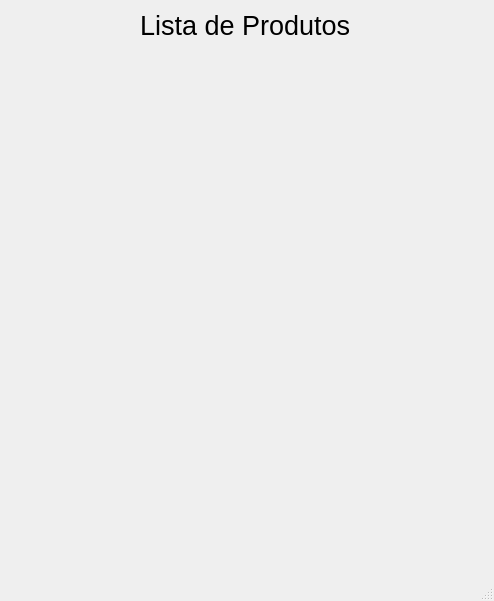
Above: listagem.ui from TiagoTHS/Sistema-Simples-de-Cadastro before the change. Below: the same form after it.
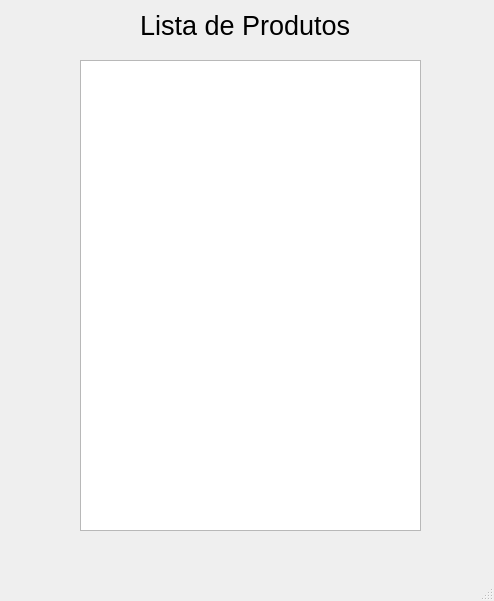
That is the form after the change.

The edit to the form file:
```diff
--- a/listagem.ui
+++ b/listagem.ui
@@ -35,6 +35,23 @@
      <string>Lista de Produtos</string>
     </property>
    </widget>
+   <widget class="QTableWidget" name="tableWidget">
+    <property name="geometry">
+     <rect>
+      <x>80</x>
+      <y>60</y>
+      <width>341</width>
+      <height>471</height>
+     </rect>
+    </property>
+    <property name="font">
+     <font>
+      <pointsize>13</pointsize>
+      <weight>75</weight>
+      <bold>true</bold>
+     </font>
+    </property>
+   </widget>
   </widget>
   <widget class="QMenuBar" name="menubar">
    <property name="geometry">
```
